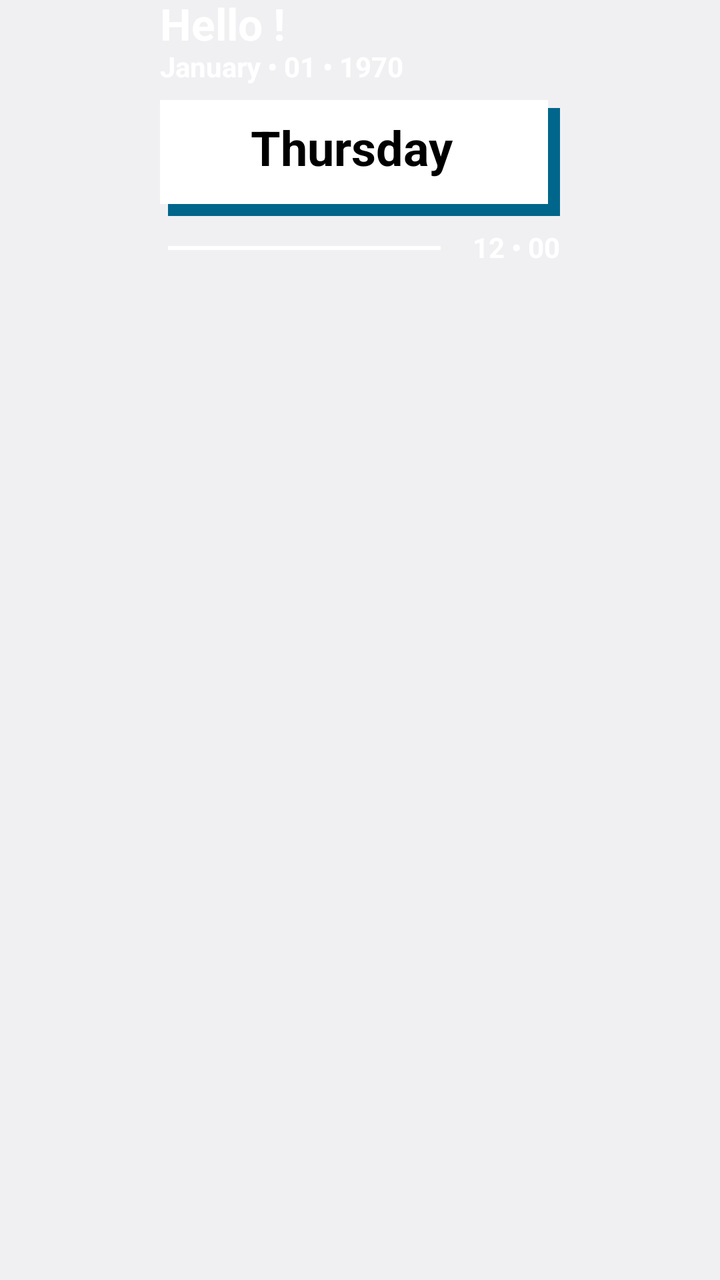
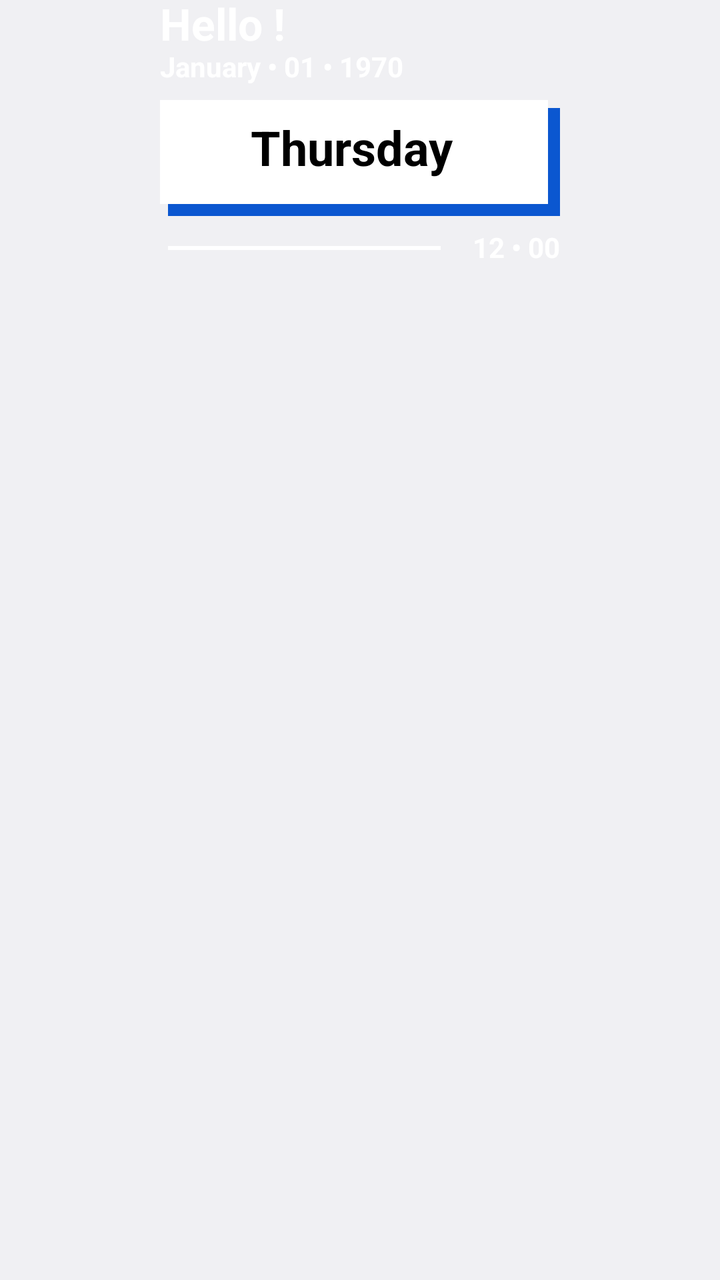

Before-and-after screenshots of an Android layout around one commit, followed by the original layout XML and the change that was made.
<!-- AndroidManifest.xml: application theme android:Theme.DeviceDefault.Light.NoActionBar -->
<!-- res/layout/zclock_ls_43.xml -->
<?xml version="1.0" encoding="utf-8"?>
<LinearLayout xmlns:android="http://schemas.android.com/apk/res/android"
    xmlns:tools="http://schemas.android.com/tools"
    android:layout_width="match_parent"
    android:layout_height="wrap_content"
    android:layout_gravity="center|top"
    android:gravity="center|top"
    android:orientation="vertical">

    <LinearLayout
        android:layout_width="wrap_content"
        android:layout_height="wrap_content"
        android:layout_gravity="center"
        android:gravity="start|center"
        android:orientation="vertical"
        tools:ignore="UselessParent">

        <TextView
            android:layout_width="wrap_content"
            android:layout_height="wrap_content"
            android:includeFontPadding="false"
            android:tag="text1|nolineheight"
            android:text="Hello !"
            android:textColor="#FFFFFF"
            android:textSize="22sp"
            android:textStyle="bold" />

        <TextClock
            android:layout_width="wrap_content"
            android:layout_height="wrap_content"
            android:format12Hour="MMMM • dd • yyyy"
            android:format24Hour="dd • MMMM • yyyy"
            android:includeFontPadding="false"
            android:tag="text1"
            android:textColor="#FFFFFF"
            android:textSize="14sp"
            android:textStyle="bold" />

        <FrameLayout
            android:layout_width="200dp"
            android:layout_height="58dp"
            android:layout_gravity="center"
            android:layout_marginTop="8dp">

            <View
                android:layout_width="match_parent"
                android:layout_height="match_parent"
                android:layout_gravity="end|bottom"
                android:layout_marginStart="4dp"
                android:layout_marginTop="4dp"
                android:background="@android:color/system_accent1_600"
                android:tag="accent1" />

            <FrameLayout
                android:layout_width="match_parent"
                android:layout_height="match_parent"
                android:layout_gravity="center"
                android:layout_marginEnd="4dp"
                android:layout_marginBottom="4dp"
                android:background="#FFFFFF">

                <TextClock
                    android:layout_width="wrap_content"
                    android:layout_height="wrap_content"
                    android:layout_gravity="center"
                    android:format12Hour="EEEE"
                    android:format24Hour="EEEE"
                    android:includeFontPadding="false"
                    android:tag="text2|nolineheight"
                    android:textColor="#000000"
                    android:textSize="24sp"
                    android:textStyle="bold" />

            </FrameLayout>
        </FrameLayout>

        <LinearLayout
            android:layout_width="match_parent"
            android:layout_height="wrap_content"
            android:layout_gravity="center"
            android:layout_marginTop="8dp"
            android:gravity="center"
            android:paddingStart="4dp"
            tools:ignore="RtlSymmetry">

            <View
                android:layout_width="0dp"
                android:layout_height="2dp"
                android:layout_weight="1"
                android:background="#FFFFFF"
                android:tag="text1" />

            <TextClock
                android:layout_width="wrap_content"
                android:layout_height="wrap_content"
                android:layout_marginStart="16dp"
                android:format12Hour="hh • mm"
                android:format24Hour="HH • mm"
                android:includeFontPadding="false"
                android:tag="text1|nolineheight"
                android:textColor="#FFFFFF"
                android:textSize="14sp"
                android:textStyle="bold" />

        </LinearLayout>
    </LinearLayout>
</LinearLayout>
<!-- resources referenced by this layout -->
<resources>

</resources>

<!-- the commit's change to res/layout/zclock_ls_43.xml (unified diff, before → after) -->
@@ -48,7 +48,7 @@
                 android:layout_gravity="end|bottom"
                 android:layout_marginStart="4dp"
                 android:layout_marginTop="4dp"
-                android:background="@android:color/system_accent1_600"
+                android:background="@color/zc_accent1_600"
                 android:tag="accent1" />
 
             <FrameLayout
<!-- resource entries referenced after the edit -->
@@ -1,5 +1,5 @@
 <!-- resources referenced by this layout -->
 <resources>
-
+  <color name="zc_accent1_600">#FF0B57D0</color>
 </resources>
 
